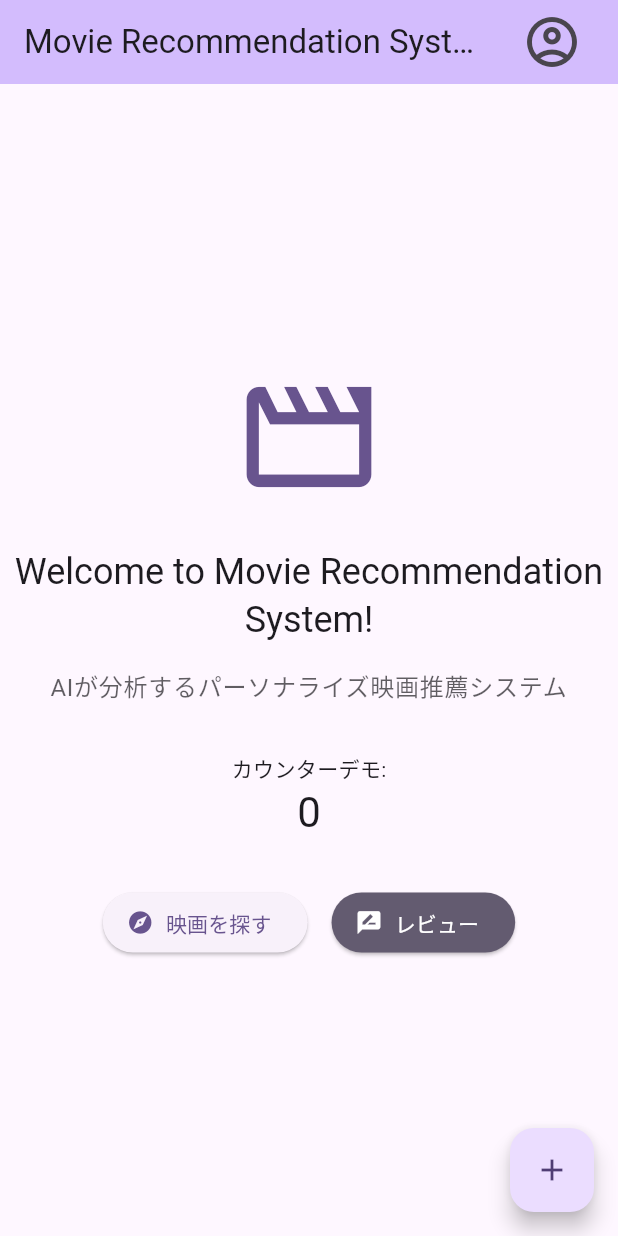
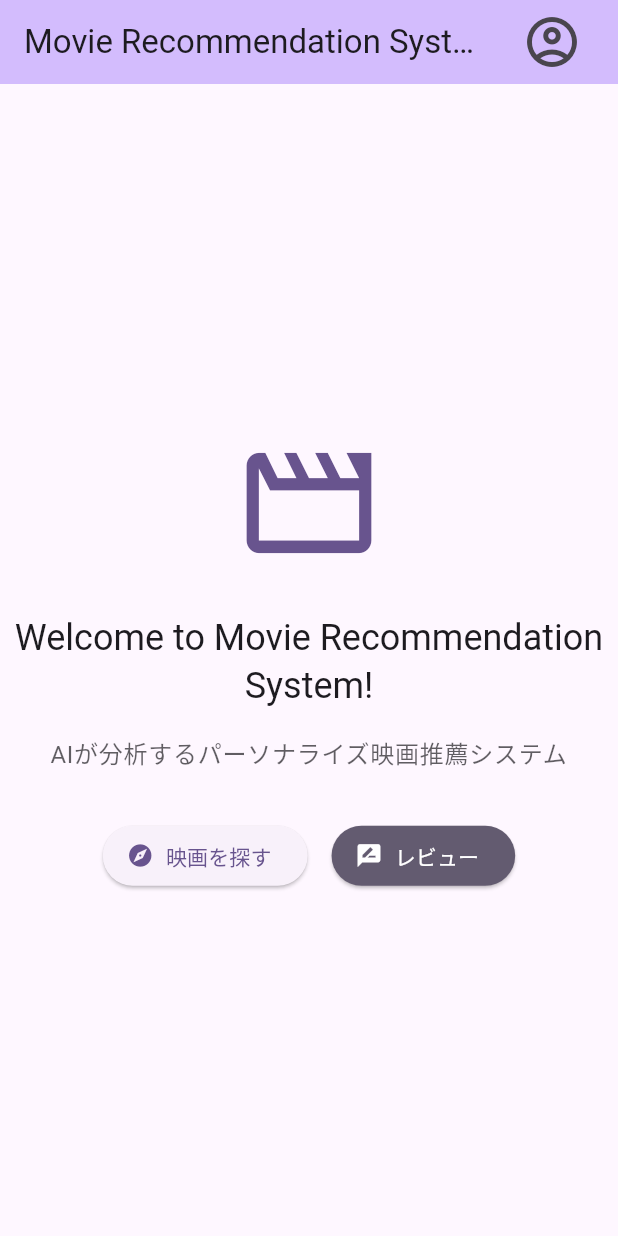
Before and after one commit to K0mork/intelligent-movie-recommendation-system, a Flutter app: the screen it shows after launch, after a tap on "人気映画を見る", on a phone screen of 412 x 824 dp. Run offline on Flutter 3.47's test engine with Material 3 defaults, Android fonts, the phone set to English and light mode, and no system bars; our stand-ins replace cached_network_image, cloud_firestore, dio, firebase_auth, firebase_core, flutter_dotenv and 2 more; accounts and stored records are empty; generated files the repository leaves out were written again.

Commit message:
refactor: improve UI by removing anonymous sign-in button and counter demo
- Remove anonymous sign-in button from sign-in page to simplify user flow
- Remove counter demo and floating action button from home page
- Keep only Google sign-in and "View Popular Movies" options
- Add /guest route for guest access functionality
- Clean up home page layout for better user experience

🤖 Generated with [Claude Code](https://claude.ai/code)

Co-Authored-By: Claude <noreply@anthropic.com>

```diff
--- a/lib/features/auth/presentation/pages/sign_in_page.dart
+++ b/lib/features/auth/presentation/pages/sign_in_page.dart
@@ -4,7 +4,6 @@ import 'package:flutter_riverpod/flutter_riverpod.dart';
 import '../../../../core/constants/app_constants.dart';
 import '../providers/auth_controller.dart';
 import '../providers/auth_providers.dart';
-import '../widgets/anonymous_sign_in_button.dart';
 import '../widgets/google_sign_in_button.dart';
 
 class SignInPage extends ConsumerWidget {
@@ -77,9 +76,6 @@ class SignInPage extends ConsumerWidget {
               const SizedBox(height: 48),
 
               // サインインボタン
-              AnonymousSignInButton(isLoading: isLoading),
-              const SizedBox(height: 16),
-
               GoogleSignInButton(isLoading: isLoading),
               const SizedBox(height: 32),
 
--- a/lib/main.dart
+++ b/lib/main.dart
@@ -94,6 +94,7 @@ class MyApp extends StatelessWidget {
               ),
         '/sign-in': (context) => const SignInPage(),
         '/home': (context) => const MyHomePage(title: AppConstants.appName),
+        '/guest': (context) => const MyHomePage(title: AppConstants.appName),
         '/movies': (context) => const MoviesPage(),
         '/reviews': (context) => const ReviewsPage(),
       },
@@ -111,13 +112,6 @@ class MyHomePage extends ConsumerStatefulWidget {
 }
 
 class _MyHomePageState extends ConsumerState<MyHomePage> {
-  int _counter = 0;
-
-  void _incrementCounter() {
-    setState(() {
-      _counter++;
-    });
-  }
 
   void _showUserMenu() {
     showModalBottomSheet(
@@ -203,12 +197,6 @@ class _MyHomePageState extends ConsumerState<MyHomePage> {
               textAlign: TextAlign.center,
             ),
             const SizedBox(height: 32),
-            const Text('カウンターデモ:'),
-            Text(
-              '$_counter',
-              style: Theme.of(context).textTheme.headlineMedium,
-            ),
-            const SizedBox(height: 32),
             Row(
               mainAxisAlignment: MainAxisAlignment.center,
               children: [
@@ -236,11 +224,6 @@ class _MyHomePageState extends ConsumerState<MyHomePage> {
           ],
         ),
       ),
-      floatingActionButton: FloatingActionButton(
-        onPressed: _incrementCounter,
-        tooltip: 'Increment',
-        child: const Icon(Icons.add),
-      ),
     );
   }
 }
```
